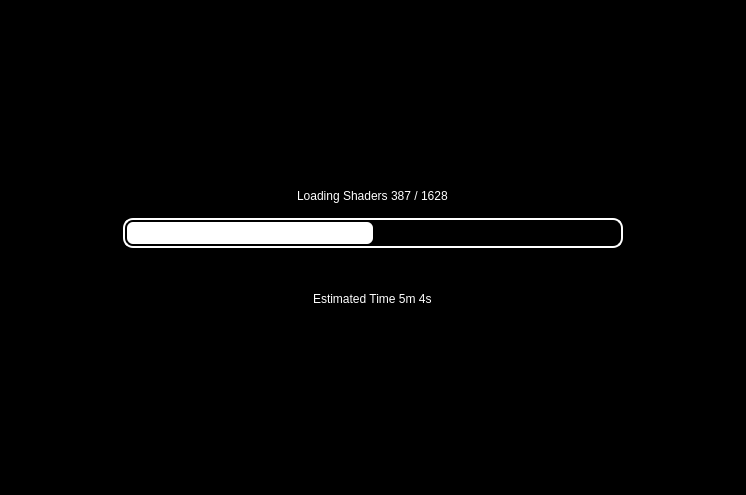
Qt form src/suyu/loading_screen.ui (liudonghua123/suyu) before a commit.
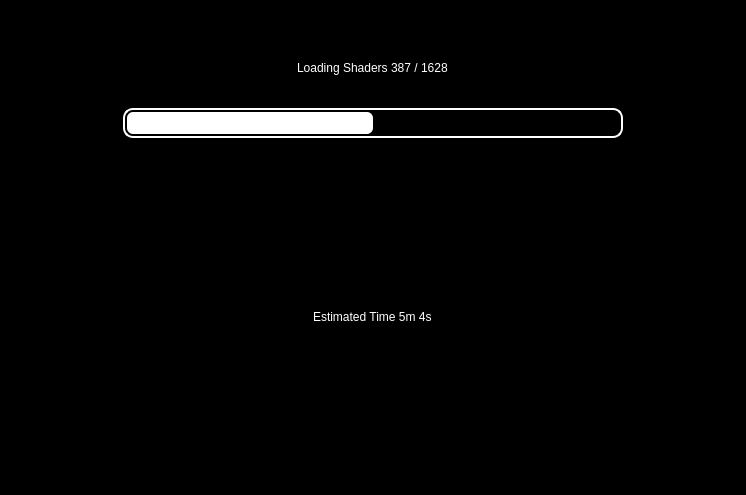
The same form after that commit. Icons and pictures are not drawn.

Commit message: Rework Add new Logos

Diff of the .ui file:
```diff
--- a/src/suyu/loading_screen.ui
+++ b/src/suyu/loading_screen.ui
@@ -47,7 +47,7 @@
       <property name="bottomMargin">
        <number>0</number>
       </property>
-      <item alignment="Qt::AlignLeft|Qt::AlignTop">
+      <item>
        <widget class="QLabel" name="logo">
         <property name="enabled">
          <bool>false</bool>
@@ -64,14 +64,51 @@
        </widget>
       </item>
       <item>
-       <layout class="QVBoxLayout" name="verticalLayout" stretch="1,0,0,1">
+       <layout class="QVBoxLayout" name="verticalLayout" stretch="0,1,0,1">
         <property name="spacing">
          <number>15</number>
         </property>
         <property name="sizeConstraint">
          <enum>QLayout::SetNoConstraint</enum>
         </property>
-        <item alignment="Qt::AlignHCenter|Qt::AlignBottom">
+        <item alignment="Qt::AlignHCenter|Qt::AlignVCenter">
+         <widget class="QLabel" name="label">
+          <property name="enabled">
+           <bool>true</bool>
+          </property>
+          <property name="sizePolicy">
+           <sizepolicy hsizetype="Preferred" vsizetype="Minimum">
+            <horstretch>0</horstretch>
+            <verstretch>0</verstretch>
+           </sizepolicy>
+          </property>
+          <property name="maximumSize">
+           <size>
+            <width>16777215</width>
+            <height>65</height>
+           </size>
+          </property>
+          <property name="text">
+           <string/>
+          </property>
+          <property name="pixmap">
+           <pixmap>../../dist/qt_themes/suyu_assets/Suyu_Name.png</pixmap>
+          </property>
+          <property name="scaledContents">
+           <bool>true</bool>
+          </property>
+          <property name="alignment">
+           <set>Qt::AlignCenter</set>
+          </property>
+          <property name="margin">
+           <number>0</number>
+          </property>
+          <property name="indent">
+           <number>-1</number>
+          </property>
+         </widget>
+        </item>
+        <item alignment="Qt::AlignHCenter">
          <widget class="QLabel" name="stage">
           <property name="sizePolicy">
            <sizepolicy hsizetype="Minimum" vsizetype="Minimum">
@@ -79,6 +116,12 @@
             <verstretch>0</verstretch>
            </sizepolicy>
           </property>
+          <property name="maximumSize">
+           <size>
+            <width>16777215</width>
+            <height>50</height>
+           </size>
+          </property>
           <property name="styleSheet">
            <string notr="true">background-color: black; color: white;
 font: 500 20pt &quot;Ubuntu&quot;;</string>
@@ -88,7 +131,7 @@
           </property>
          </widget>
         </item>
-        <item alignment="Qt::AlignHCenter|Qt::AlignTop">
+        <item alignment="Qt::AlignHCenter|Qt::AlignVCenter">
          <widget class="QProgressBar" name="progress_bar">
           <property name="sizePolicy">
            <sizepolicy hsizetype="Expanding" vsizetype="Preferred">
@@ -99,7 +142,13 @@
           <property name="minimumSize">
            <size>
             <width>500</width>
-            <height>20</height>
+            <height>30</height>
+           </size>
+          </property>
+          <property name="maximumSize">
+           <size>
+            <width>16777215</width>
+            <height>30</height>
            </size>
           </property>
           <property name="styleSheet">
@@ -126,45 +175,20 @@
           </property>
          </widget>
         </item>
-        <item alignment="Qt::AlignHCenter">
-         <widget class="QLabel" name="label">
-          <property name="enabled">
-           <bool>true</bool>
-          </property>
-          <property name="sizePolicy">
-           <sizepolicy hsizetype="Preferred" vsizetype="Preferred">
-            <horstretch>0</horstretch>
-            <verstretch>0</verstretch>
-           </sizepolicy>
-          </property>
-          <property name="maximumSize">
-           <size>
-            <width>56</width>
-            <height>56</height>
-           </size>
-          </property>
-          <property name="text">
-           <string/>
-          </property>
-          <property name="pixmap">
-           <pixmap>../../dist/qt_themes/default/icons/256x256/suyu.png</pixmap>
-          </property>
-          <property name="scaledContents">
-           <bool>true</bool>
-          </property>
-          <property name="alignment">
-           <set>Qt::AlignCenter</set>
-          </property>
-          <property name="margin">
-           <number>0</number>
-          </property>
-          <property name="indent">
-           <number>-1</number>
-          </property>
-         </widget>
-        </item>
-        <item alignment="Qt::AlignHCenter|Qt::AlignTop">
+        <item alignment="Qt::AlignHCenter|Qt::AlignVCenter">
          <widget class="QLabel" name="value">
+          <property name="sizePolicy">
+           <sizepolicy hsizetype="Preferred" vsizetype="Minimum">
+            <horstretch>0</horstretch>
+            <verstretch>0</verstretch>
+           </sizepolicy>
+          </property>
+          <property name="maximumSize">
+           <size>
+            <width>16777215</width>
+            <height>40</height>
+           </size>
+          </property>
           <property name="toolTip">
            <string notr="true"/>
           </property>
@@ -179,7 +203,7 @@
         </item>
        </layout>
       </item>
-      <item alignment="Qt::AlignRight|Qt::AlignBottom">
+      <item>
        <widget class="QLabel" name="banner">
         <property name="enabled">
          <bool>false</bool>
```
The commit also changes 2 other files.
